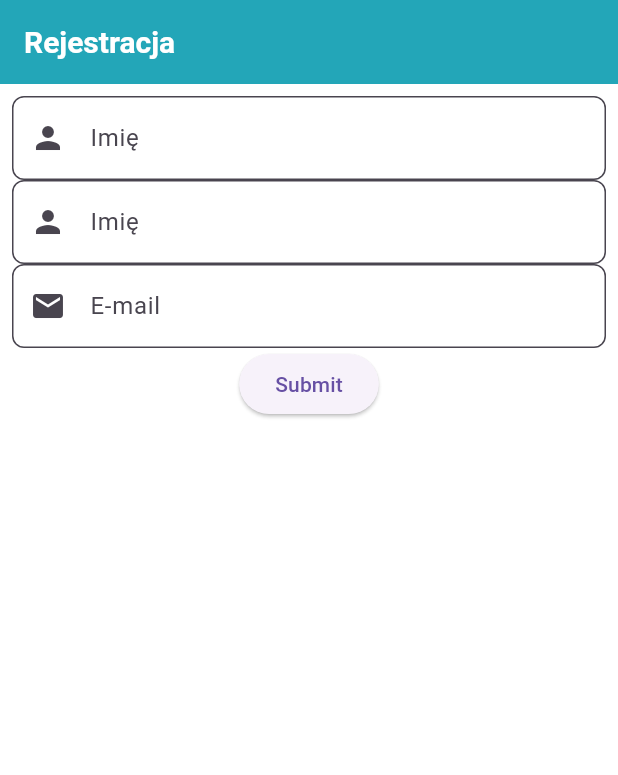
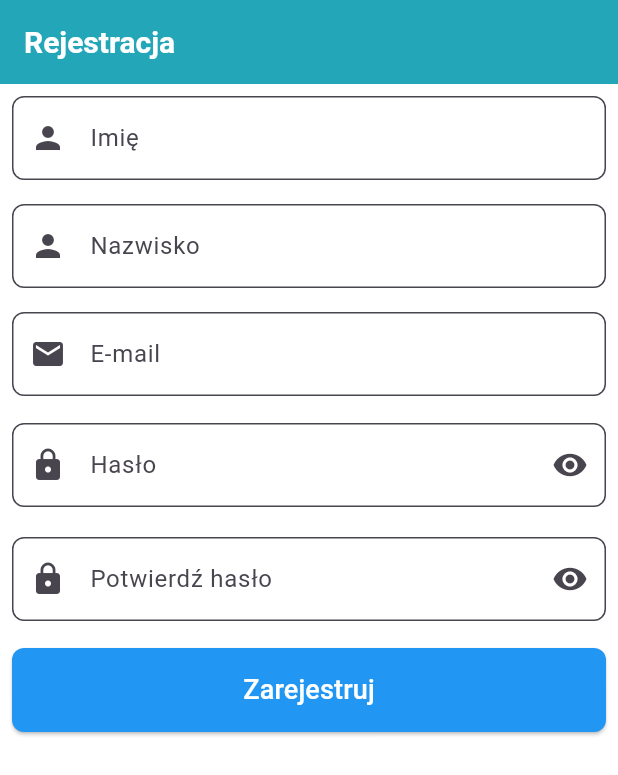
Before and after one commit to marcinosienienko/MedAppointment, a Flutter app: the screen it shows after launch, on a phone screen of 412 x 824 dp. Shown: the top 775 px of the screen. Run offline on Flutter 3.47's test engine with Material 3 defaults, Android fonts, the phone set to English and light mode, and no system bars.

Commit message:
feat/NameInput

```diff
--- a/lib/presentation/pages/login_page.dart
+++ b/lib/presentation/pages/login_page.dart
@@ -30,7 +30,10 @@ class LoginPage extends StatelessWidget {
                 children: [
                   EmailTextField(controller: _emailController),
                   const SizedBox(height: 8),
-                  PasswordTextField(),
+                  PasswordTextField(
+                    controller: _emailController,
+                    hintText: 'Email',
+                  ),
                   const SizedBox(height: 8),
                   Padding(
                     padding: const EdgeInsets.only(bottom: 80),
--- a/lib/presentation/pages/register_page.dart
+++ b/lib/presentation/pages/register_page.dart
@@ -1,7 +1,9 @@
 import 'package:flutter/material.dart';
+import 'package:medical_app/presentation/widgets/buttons/PrimaryButton.dart';
 import 'package:medical_app/presentation/widgets/inputs/base_input.dart';
 import 'package:medical_app/presentation/widgets/inputs/email_input.dart';
 import 'package:medical_app/presentation/widgets/inputs/name_input.dart';
+import 'package:medical_app/presentation/widgets/inputs/password_input.dart';
 
 class RegisterPage extends StatelessWidget {
   final GlobalKey<FormState> _formKey = GlobalKey<FormState>();
@@ -33,15 +35,45 @@ class RegisterPage extends StatelessWidget {
                       key: _formKey,
                       child: Column(
                         children: [
-                          NameInput(controller: _firstNameController),
-                          NameInput(controller: _lastNameController),
+                          NameInput(
+                            controller: _firstNameController,
+                            hintText: 'Imię',
+                            prefixIcon: Icons.person,
+                            validationType: ValidationType.name,
+                          ),
+                          const SizedBox(height: 16),
+                          NameInput(
+                            controller: _lastNameController,
+                            hintText: 'Nazwisko',
+                            prefixIcon: Icons.person,
+                            validationType: ValidationType.surname,
+                          ),
+                          const SizedBox(height: 16),
                           EmailTextField(controller: _emailController),
-                          ElevatedButton(
+                          const SizedBox(height: 16),
+                          PasswordTextField(
+                              controller: _passwordController,
+                              hintText: 'Hasło'),
+                          const SizedBox(height: 16),
+                          PasswordTextField(
+                            hintText: 'Potwierdź hasło',
+                            controller: _confirmPasswordController,
+                            validator: (value) {
+                              if (value == null || value.isEmpty) {
+                                return 'Potwierdź hasło';
+                              } else if (value != _passwordController.text) {
+                                return 'Hasła nie są takie same';
+                              }
+                              return null;
+                            },
+                          ),
+                          const SizedBox(height: 16),
+                          PrimaryButton(
                             onPressed: () {
                               if (_formKey.currentState!.validate()) {}
                             },
-                            child: const Text(
-                                'Submit'), // Add a child widget to the ElevatedButton
+                            text: 'Zarejestruj',
+                            // Add a child widget to the ElevatedButton
                           ),
                         ],
                       ),
--- a/lib/presentation/widgets/buttons/PrimaryButton.dart
+++ b/lib/presentation/widgets/buttons/PrimaryButton.dart
@@ -7,6 +7,7 @@ class PrimaryButton extends StatelessWidget {
   final Color color;
   final Color textColor;
   final double borderRadius;
+
   final EdgeInsetsGeometry padding;
 
   const PrimaryButton({
@@ -30,7 +31,8 @@ class PrimaryButton extends StatelessWidget {
         padding: padding,
         minimumSize: const Size.fromHeight(56),
         shape: RoundedRectangleBorder(
-            borderRadius: BorderRadius.circular(borderRadius)),
+          borderRadius: BorderRadius.circular(borderRadius),
+        ),
       ),
       child: icon != null
           ? Row(
@@ -38,10 +40,22 @@ class PrimaryButton extends StatelessWidget {
               children: [
                 Icon(icon, color: textColor),
                 const SizedBox(width: 8),
-                Text(text)
+                Text(
+                  text,
+                  style: TextStyle(
+                    fontSize: 18,
+                    color: textColor,
+                  ),
+                ),
               ],
             )
-          : Text(text),
+          : Text(
+              text,
+              style: TextStyle(
+                fontSize: 18,
+                color: textColor,
+              ),
+            ),
     );
   }
 }
--- a/lib/presentation/widgets/inputs/name_input.dart
+++ b/lib/presentation/widgets/inputs/name_input.dart
@@ -1,14 +1,31 @@
 import 'package:flutter/material.dart';
 import 'package:medical_app/presentation/widgets/inputs/base_input.dart';
 
+enum ValidationType {
+  name, // Walidacja dla imienia
+  surname, // Walidacja dla nazwiska
+}
+
 class NameInput extends StatelessWidget {
   final TextEditingController? controller;
+  final String hintText;
+  final ValidationType validationType;
+  final IconData prefixIcon;
 
-  NameInput({Key? key, required this.controller}) : super(key: key);
+  NameInput({
+    Key? key,
+    required this.controller,
+    required this.hintText,
+    required this.validationType,
+    required this.prefixIcon,
+  }) : super(key: key);
+
   final RegExp containNumberRegex =
       RegExp(r'[0-9@!#$%^&*()_+\-=\[\]{}|\\:;"<>,.?/]');
 
-  String? _nameValidator(String? value) {
+  String? _validate(String? value) {
+    switch (validationType) {
+      case ValidationType.name:
         if (value == null || value.isEmpty) {
           return 'Podaj imię';
         }
@@ -18,17 +35,30 @@ class NameInput extends StatelessWidget {
         if (containNumberRegex.hasMatch(value)) {
           return 'Imię musi składać się tylko z liter';
         }
+        break;
+      case ValidationType.surname:
+        if (value == null || value.isEmpty) {
+          return 'Podaj nazwisko';
+        }
+        if (value.length < 2) {
+          return 'Nazwisko musi mieć min. 2 znaki';
+        }
+        if (containNumberRegex.hasMatch(value)) {
+          return 'Nazwisko musi składać się tylko z liter';
+        }
+        break;
+    }
     return null;
   }
 
   @override
   Widget build(BuildContext context) {
     return BaseTextField(
-      hintText: 'Imię',
+      hintText: hintText,
       controller: controller,
       keyboardType: TextInputType.text,
-      validator: _nameValidator,
-      prefixIcon: Icons.person,
+      validator: _validate, // Użycie walidatora z logiką wyboru
+      prefixIcon: prefixIcon,
     );
   }
 }
--- a/lib/presentation/widgets/inputs/password_input.dart
+++ b/lib/presentation/widgets/inputs/password_input.dart
@@ -3,8 +3,12 @@ import 'base_input.dart';
 
 class PasswordTextField extends StatefulWidget {
   final TextEditingController? controller;
-
-  const PasswordTextField({Key? key, this.controller}) : super(key: key);
+  final String hintText;
+  const PasswordTextField({
+    Key? key,
+    required this.controller,
+    required this.hintText,
+  }) : super(key: key);
 
   @override
   State<PasswordTextField> createState() => _PasswordTextFieldState();
@@ -35,7 +39,7 @@ class _PasswordTextFieldState extends State<PasswordTextField> {
     return Padding(
       padding: const EdgeInsets.symmetric(vertical: 2.0),
       child: BaseTextField(
-        hintText: 'Hasło',
+        hintText: widget.hintText,
         controller: widget.controller,
         obscureText: _isObscured,
         validator: _passwordValidator,
```
Lines whose indentation alone changed are shown as unchanged.
